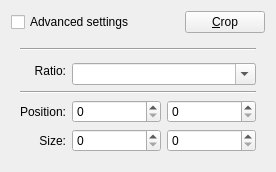
Old version of the form lib/crop/cropwidget.ui in the repository KDE/gwenview.
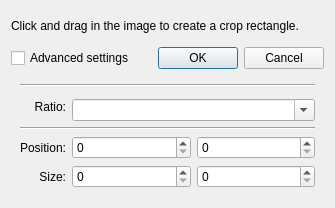
New version of the form. Custom widgets are drawn as their Qt base class.

Commit message: Use a KDialogButtonBox.

Patch:
```diff
--- a/lib/crop/cropwidget.ui
+++ b/lib/crop/cropwidget.ui
@@ -6,29 +6,43 @@
    <rect>
     <x>0</x>
     <y>0</y>
-    <width>276</width>
-    <height>154</height>
+    <width>335</width>
+    <height>208</height>
    </rect>
   </property>
   <property name="windowTitle">
    <string>Crop</string>
   </property>
-  <layout class="QGridLayout" name="gridLayout_2">
-   <item row="0" column="0">
-    <widget class="QCheckBox" name="advancedCheckBox">
+  <layout class="QVBoxLayout" name="verticalLayout">
+   <item>
+    <widget class="QLabel" name="label_2">
      <property name="text">
-      <string>Advanced settings</string>
+      <string>Click and drag in the image to create a crop rectangle.</string>
      </property>
-    </widget>
-   </item>
-   <item row="0" column="2">
-    <widget class="QPushButton" name="cropButton">
-     <property name="text">
-      <string>&amp;Crop</string>
+     <property name="wordWrap">
+      <bool>true</bool>
      </property>
     </widget>
    </item>
-   <item row="1" column="0" colspan="3">
+   <item>
+    <layout class="QHBoxLayout" name="horizontalLayout">
+     <item>
+      <widget class="QCheckBox" name="advancedCheckBox">
+       <property name="text">
+        <string>Advanced settings</string>
+       </property>
+      </widget>
+     </item>
+     <item>
+      <widget class="KDialogButtonBox" name="buttonBox">
+       <property name="standardButtons">
+        <set>QDialogButtonBox::Cancel|QDialogButtonBox::Ok</set>
+       </property>
+      </widget>
+     </item>
+    </layout>
+   </item>
+   <item>
     <widget class="QWidget" name="advancedWidget" native="true">
      <layout class="QGridLayout" name="gridLayout">
       <item row="0" column="0" colspan="3">
@@ -140,22 +154,14 @@
      </layout>
     </widget>
    </item>
-   <item row="0" column="1">
-    <spacer name="horizontalSpacer">
-     <property name="orientation">
-      <enum>Qt::Horizontal</enum>
-     </property>
-     <property name="sizeHint" stdset="0">
-      <size>
-       <width>40</width>
-       <height>20</height>
-      </size>
-     </property>
-    </spacer>
-   </item>
   </layout>
  </widget>
  <customwidgets>
+  <customwidget>
+   <class>KDialogButtonBox</class>
+   <extends>QDialogButtonBox</extends>
+   <header>kdialogbuttonbox.h</header>
+  </customwidget>
   <customwidget>
    <class>KComboBox</class>
    <extends>QComboBox</extends>
```
Left out of the diff: 22 changed lines with no effect on the pictures. The commit also changes 1 other file.
